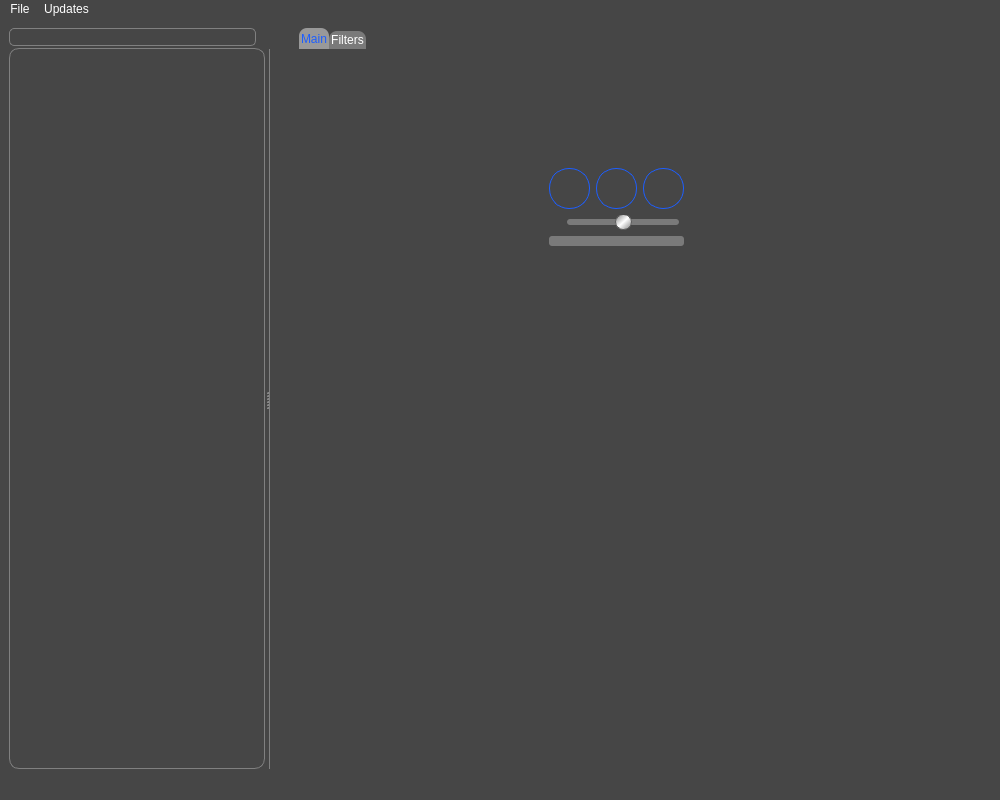
Qt form main_window.ui (vbrizgamnk/Artemis) before a commit.
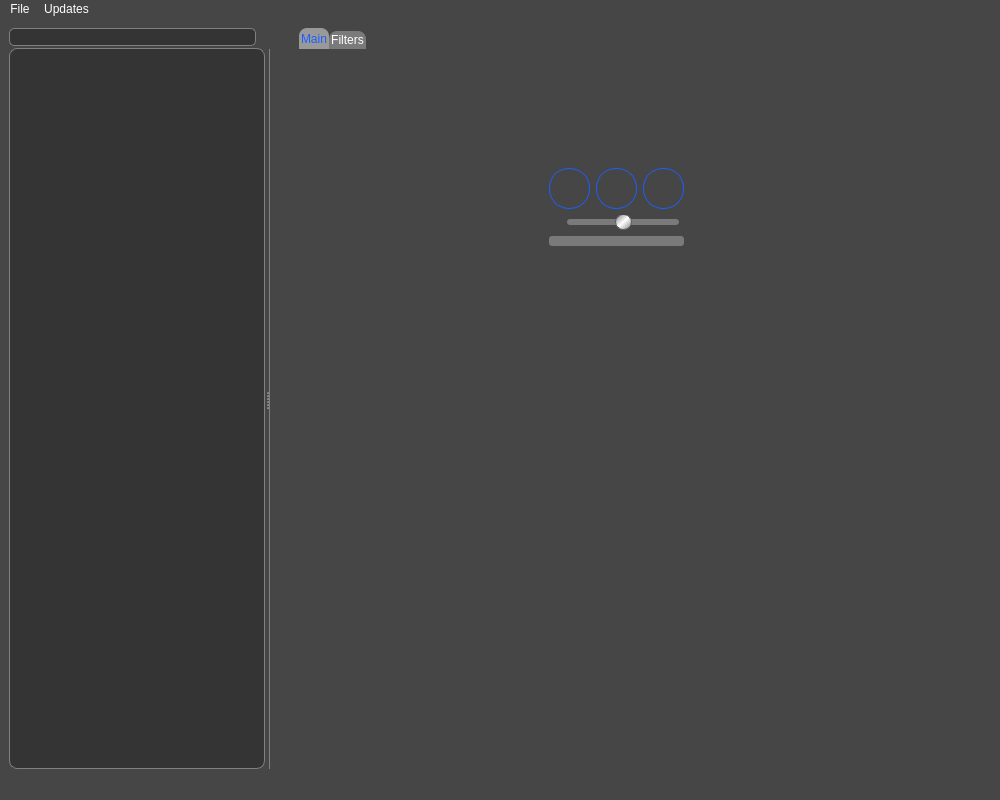
The same form after that commit. Icons and pictures are not drawn.

```diff
--- a/main_window.ui
+++ b/main_window.ui
@@ -38,6 +38,76 @@
     /*background-color: #1d5eff;*/
 	background: qlineargradient(x1:0, y1:0, x2:0, y2:1, stop:0 #1d5eff, stop:0.5 #4177ff, stop:1 #1d5eff);
 	border-radius: 3px;
+}
+
+QAbstractScrollArea::corner {
+    background: none;
+    border: none;
+}
+
+QScrollBar:vertical, QScrollBar:horizontal{
+	background-color:#343434;
+	border-radius: 5px;
+	/*background: none;*/
+}
+
+QScrollBar:vertical {
+	margin-top: 0px;
+	margin-bottom: 0px;
+	/*width: 10px;*/
+}
+QScrollBar:horizontal{
+	margin-left: 0px;
+	margin-right: 0px;
+	/*height: 10px;*/
+}
+
+QScrollBar::handle:vertical, QScrollBar::handle:horizontal{
+	border-radius: 5px;
+	border-color: none;
+	border-width: 1px; 
+ 	background-color: #959595; 
+}
+
+QScrollBar::add-line:vertical, QScrollBar::add-line:horizontal{
+	width: 0px; 
+	height: 0px;
+}
+
+QScrollBar::sub-line:vertical, QScrollBar::sub-line:horizontal{
+	width: 0px; 
+	height: 0px;
+}
+
+QScrollBar::add-page:vertical{
+	border-left: 1px solid gray;
+	background: transparent;
+	border-radius: 5px;
+/*
+	border: 1px#343434;
+	background-color: #343434;*/
+}
+QScrollBar::add-page:horizontal{
+	border-top: 1px solid gray;
+	background: transparent;
+	border-radius: 5px;
+/*
+	border: 1px#343434;
+	background-color: #343434;*/
+}
+QScrollBar::sub-page:vertical{
+	border-left: 1px solid gray;
+	background: transparent;
+	border-radius: 5px;
+/*	border: 1px #343434;
+	background-color: #343434;*/
+}
+QScrollBar::sub-page:horizontal{
+	border-top: 1px solid gray;
+	background: transparent;
+	border-radius: 5px;
+/*	border: 1px #343434;
+	background-color: #343434;*/
 }</string>
   </property>
   <widget class="QWidget" name="centralwidget">
@@ -97,7 +167,8 @@
            <string>Search a signal name.</string>
           </property>
           <property name="styleSheet">
-           <string notr="true">color: rgb(255, 255, 255);
+           <string notr="true">background-color: #343434;
+color: rgb(255, 255, 255);
 border: 1px solid gray;
 border-radius: 5px;</string>
           </property>
@@ -147,9 +218,10 @@
           </property>
           <property name="styleSheet">
            <string notr="true">QListWidget {
+	background-color:rgb(52,52,52);
 	color: rgb(255, 255, 255);
 	border: 1px solid gray;
-	border-radius: 10px;
+	border-radius: 8px;
 }
 </string>
           </property>
```
Left out of the diff: 11 changed lines with no effect on the pictures.
